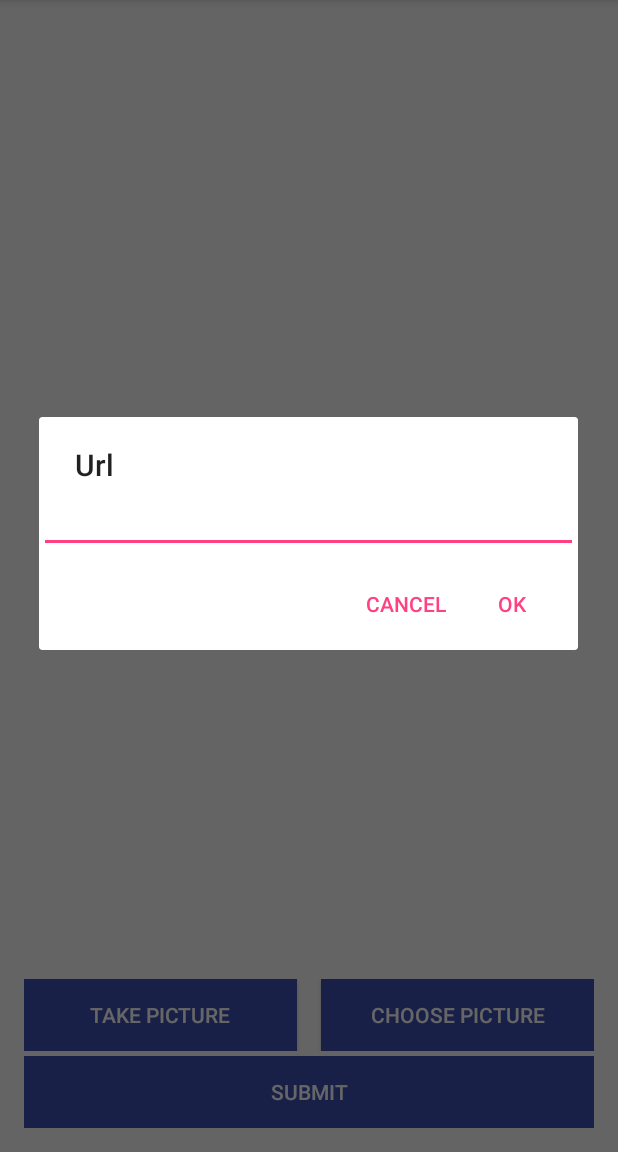
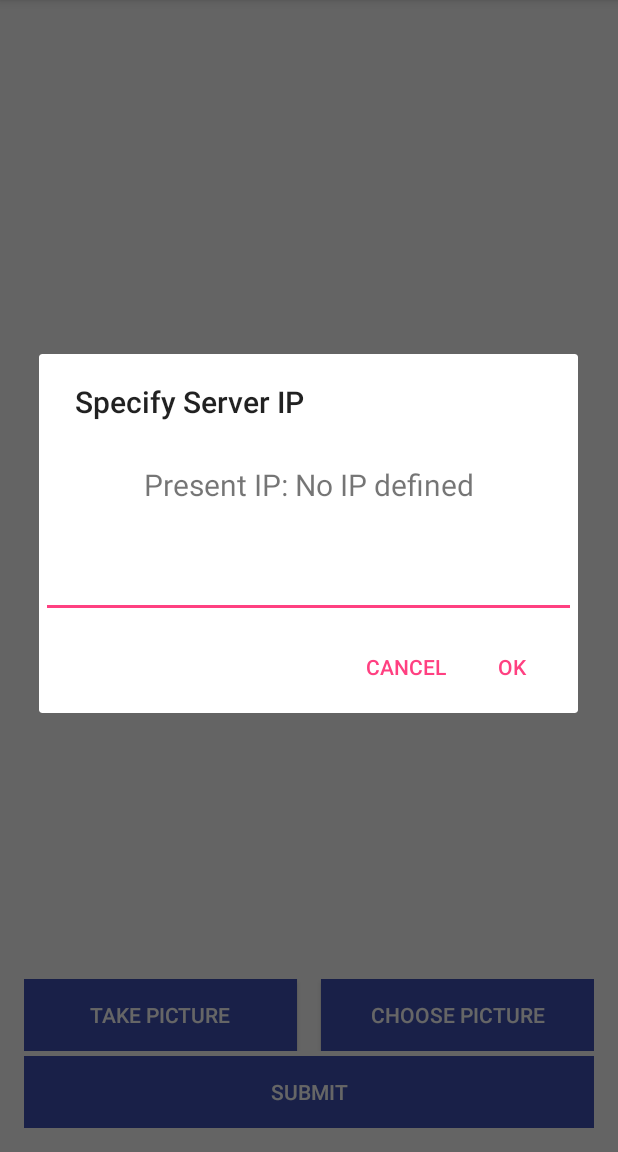
Before and after one commit to shivamkumard107/CurrencyDetection, an Android app: the TakePictureActivity screen opened directly, with no data from a screen before it, in the options menu, after a tap on "Settings", on a phone screen of 412 x 824 dp, the part 84-1236 px from its top. Run offline under Robolectric (Android 15) with nearby library versions, the phone set to English and light mode, and no system bars; libraries missing offline, so code that uses them is left out: com.karumi.dexter; pictures from the network do not load; 1 statement that could not run was skipped.

Commit message:
added option to change ip

```diff
--- a/app/src/main/java/gad/heartbeat/androidflask/easyupload/TakePictureActivity.java
+++ b/app/src/main/java/gad/heartbeat/androidflask/easyupload/TakePictureActivity.java
@@ -5,6 +5,7 @@ import android.content.ContentUris;
 import android.content.Context;
 import android.content.DialogInterface;
 import android.content.Intent;
+import android.content.SharedPreferences;
 import android.database.Cursor;
 import android.graphics.Bitmap;
 import android.graphics.BitmapFactory;
@@ -20,12 +21,15 @@ import android.support.v7.app.AppCompatActivity;
 import android.support.v7.widget.Toolbar;
 import android.text.InputType;
 import android.text.TextUtils;
+import android.util.Patterns;
+import android.view.Gravity;
 import android.view.Menu;
 import android.view.MenuItem;
 import android.view.View;
 import android.widget.Button;
 import android.widget.EditText;
 import android.widget.ImageView;
+import android.widget.LinearLayout;
 import android.widget.TextView;
 import android.widget.Toast;
 
@@ -43,6 +47,7 @@ import java.io.File;
 import java.io.IOException;
 import java.util.ArrayList;
 import java.util.List;
+import java.util.concurrent.TimeUnit;
 import java.util.regex.Pattern;
 
 import okhttp3.Call;
@@ -70,8 +75,7 @@ public class TakePictureActivity extends AppCompatActivity {
                     + "[0-9]|[0-1][0-9]{2}|[1-9][0-9]|[1-9]|0)\\.(25[0-5]|2[0-4][0-9]|[0-1]"
                     + "[0-9]{2}|[1-9][0-9]|[1-9]|0)\\.(25[0-5]|2[0-4][0-9]|[0-1][0-9]{2}"
                     + "|[1-9][0-9]|[0-9]))");
-
-
+    private static String serverIP;
     final int GALLERY_CODE = 1;
     boolean imagesSelected = false;
     private String imageStoragePath;
@@ -80,8 +84,7 @@ public class TakePictureActivity extends AppCompatActivity {
     private ImageView imgPreview;
     private Button btnCapturePicture;
     private Vibrator mVib;
-    private String postUrl = "http://192.168.0.106.:4555/image";
-
+    private static String postUrl;
 
     public static String getPath(final Context context, final Uri uri) {
         final boolean isKitKat = Build.VERSION.SDK_INT >= Build.VERSION_CODES.KITKAT;
@@ -284,13 +287,21 @@ public class TakePictureActivity extends AppCompatActivity {
     }
 
     public void connectServer(View v) {
+        SharedPreferences sp = getSharedPreferences("mySettings", MODE_PRIVATE);
+        serverIP = sp.getString("IPadd", null);
+        if (serverIP == null) {
+            Toast.makeText(this, "Specify the IP address once", Toast.LENGTH_SHORT).show();
+            return;
+        }
+        //changing the post url according to the ip defined
+        postUrl = "http://" + serverIP + ":4555/image";
 
         mVib.vibrate(50);
         if (!imagesSelected) { // This means no image is selected and thus nothing to upload.
             Toast.makeText(this, "No Image Selected to Upload. Select Image(s) and Try Again.", Toast.LENGTH_SHORT).show();
             return;
         }
-        Toast.makeText(this, "Sending the Files. Please Wait ...", Toast.LENGTH_SHORT).show();
+        Toast.makeText(this, "Sending the Files to " + serverIP + ". Please Wait ...", Toast.LENGTH_SHORT).show();
 
 
         MultipartBody.Builder multipartBodyBuilder = new MultipartBody.Builder().setType(MultipartBody.FORM);
@@ -321,7 +332,11 @@ public class TakePictureActivity extends AppCompatActivity {
 
     void postRequest(String postUrl, RequestBody postBody) {
 
-        OkHttpClient client = new OkHttpClient();
+        OkHttpClient client = new OkHttpClient.Builder()
+                .connectTimeout(30, TimeUnit.SECONDS)
+                .writeTimeout(30, TimeUnit.SECONDS)
+                .readTimeout(30, TimeUnit.SECONDS)
+                .build();
         Request request = new Request.Builder()
                 .url(postUrl)
                 .post(postBody)
@@ -499,20 +514,53 @@ public class TakePictureActivity extends AppCompatActivity {
         //noinspection SimplifiableIfStatement
         if (id == R.id.action_settings) {
             AlertDialog.Builder builder = new AlertDialog.Builder(this);
-            builder.setTitle("Url");
+            LinearLayout layout = new LinearLayout(this);
+            LinearLayout.LayoutParams parms = new LinearLayout.LayoutParams(LinearLayout.LayoutParams.MATCH_PARENT, LinearLayout.LayoutParams.WRAP_CONTENT);
+            layout.setOrientation(LinearLayout.VERTICAL);
+            layout.setLayoutParams(parms);
+
+            layout.setGravity(Gravity.CLIP_VERTICAL);
+            layout.setPadding(2, 2, 2, 2);
+
+            TextView tv = new TextView(this);
+            SharedPreferences sp = getSharedPreferences("mySettings", MODE_PRIVATE);
+            String text = "Present IP: " + sp.getString("IPadd", "No IP defined");
+            tv.setText(text);
+            tv.setPadding(40, 40, 40, 40);
+            tv.setGravity(Gravity.CENTER);
+            tv.setTextSize(20);
 
             // Set up the input
             final EditText input = new EditText(this);
+            // Specify the type of input expected; this, for example, sets the input as a password, and will mask the text
+            input.setInputType(InputType.TYPE_CLASS_PHONE);
+            builder.setView(input);
 
-            // Specify the type of input expected; this, for example, sets the input as a password, and will mask the text
-            input.setInputType(InputType.TYPE_CLASS_TEXT);
-            builder.setView(input);
+            LinearLayout.LayoutParams tv1Params = new LinearLayout.LayoutParams(LinearLayout.LayoutParams.MATCH_PARENT, LinearLayout.LayoutParams.WRAP_CONTENT);
+            tv1Params.bottomMargin = 5;
+            layout.addView(tv, tv1Params);
+            layout.addView(input, new LinearLayout.LayoutParams(LinearLayout.LayoutParams.MATCH_PARENT, LinearLayout.LayoutParams.WRAP_CONTENT));
+
+            builder.setView(layout);
+            builder.setTitle("Specify Server IP");
 
 
             // Set up the buttons
             builder.setPositiveButton("OK", new DialogInterface.OnClickListener() {
                 @Override
                 public void onClick(DialogInterface dialog, int which) {
+                    serverIP = input.getText().toString().trim();
+                    if (Patterns.IP_ADDRESS.matcher(serverIP).matches()) {
+                        Toast.makeText(TakePictureActivity.this, "Valid IP entered", Toast.LENGTH_SHORT).show();
+                        //if ip is valid set the ip permanent
+                        SharedPreferences sp = getSharedPreferences("mySettings", MODE_PRIVATE);
+                        SharedPreferences.Editor editor = sp.edit();
+                        editor.putString("IPadd", serverIP);
+                        editor.apply();
+                    } else {
+                        Toast.makeText(TakePictureActivity.this, "Invalid IP entered", Toast.LENGTH_SHORT).show();
+                    }
+
                 }
             });
             builder.setNegativeButton("Cancel", new DialogInterface.OnClickListener() {
```
